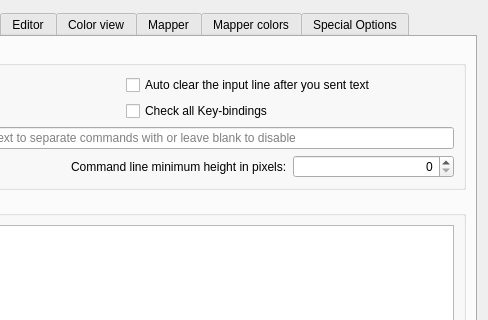
Qt form src/ui/profile_preferences.ui (Mudlet/Mudlet) before a commit; both pictures show x 242 to 730 and y 0 to 320 of the 730 by 685 pixel window.
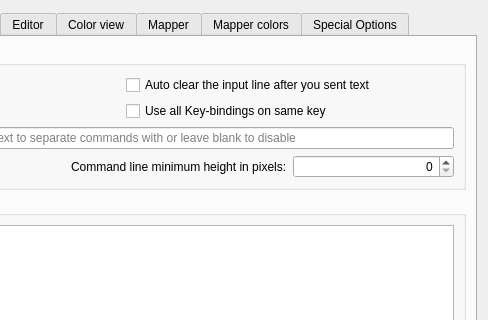
The same form after that commit. The open tabs and pages were chosen to show the change. Icons and pictures are not drawn. Custom widgets are drawn as their Qt base class.

Commit message: Revise: following peer review

```diff
--- a/src/ui/profile_preferences.ui
+++ b/src/ui/profile_preferences.ui
@@ -432,7 +432,7 @@
              <string>&lt;html&gt;&lt;head/&gt;&lt;body&gt;&lt;p&gt;Check all Key-bindings against key-presses.&lt;/p&gt;&lt;p&gt;&lt;i&gt;Versions of Mudlet prior to &lt;b&gt;3.9.0&lt;/b&gt; would stop checking after the first matching combination of&lt;/i&gt; KeyCode &lt;i&gt;and&lt;/i&gt; KeyModifier &lt;i&gt;was found and then send the command and/or run the script of that Key-binding only.  This&lt;/i&gt; per-profile &lt;i&gt;option tells Mudlet to check and run the remaining matches; but, to retain compatibility with previous versions, defaults to the &lt;b&gt;un&lt;/b&gt;-checked state.&lt;/i&gt;&lt;/p&gt;&lt;/body&gt;&lt;/html&gt;</string>
             </property>
             <property name="text">
-             <string>Check all Key-bindings</string>
+             <string>Use all Key-bindings on same key</string>
             </property>
            </widget>
           </item>
```
Left out of the diff: 3 changed lines with no effect on the pictures. The commit also changes 1 other file.
